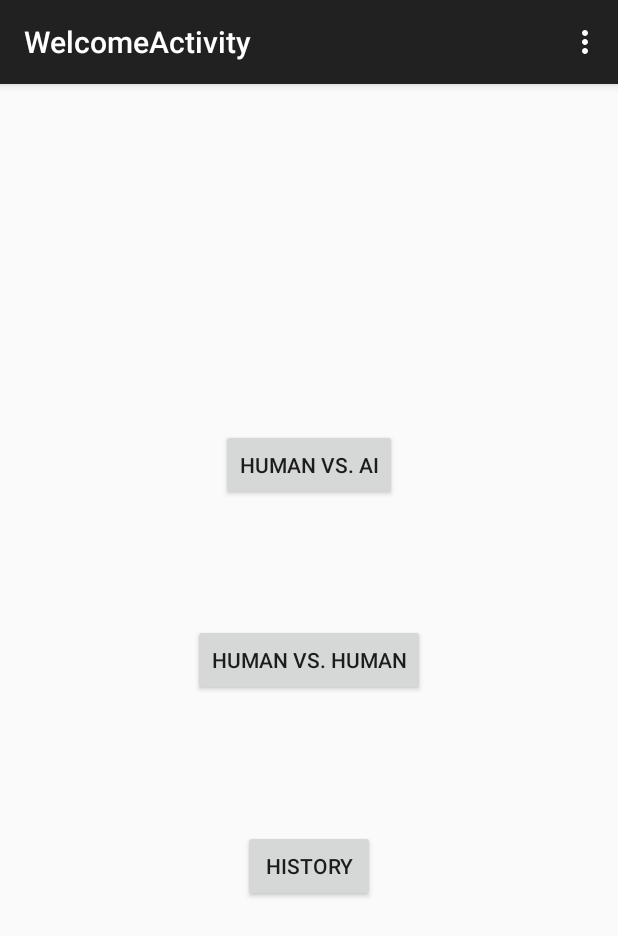
After one commit to fallflame/android-card-game-elimination, an Android app: the WelcomeActivity screen opened directly, with no data from a screen before it, on a phone screen of 412 x 824 dp. The commit adds this screen. Shown: the top 936 px of the screen. Run offline under Robolectric (Android 15) with nearby library versions, the phone set to English and light mode, and no system bars.

Commit message:
add the welcome activity

```diff
--- /dev/null
+++ b/app/src/main/java/com/example/fallflame/tp1/WelcomeActivity.java
@@ -0,0 +1,62 @@
+package com.example.fallflame.tp1;
+
+import android.content.Intent;
+import android.support.v7.app.ActionBarActivity;
+import android.os.Bundle;
+import android.view.Menu;
+import android.view.MenuItem;
+import android.view.View;
+import android.widget.Button;
+
+
+public class WelcomeActivity extends ActionBarActivity {
+
+
+    public final static String GAME_MODE = "com.example.fallflame.tp1.GAME_MODE";
+
+    @Override
+    protected void onCreate(Bundle savedInstanceState) {
+        super.onCreate(savedInstanceState);
+        setContentView(R.layout.activity_welcome);
+
+    }
+
+    @Override
+    public boolean onCreateOptionsMenu(Menu menu) {
+        // Inflate the menu; this adds items to the action bar if it is present.
+        getMenuInflater().inflate(R.menu.menu_welcome, menu);
+        return true;
+    }
+
+    @Override
+    public boolean onOptionsItemSelected(MenuItem item) {
+        // Handle action bar item clicks here. The action bar will
+        // automatically handle clicks on the Home/Up button, so long
+        // as you specify a parent activity in AndroidManifest.xml.
+        int id = item.getItemId();
+
+        //noinspection SimplifiableIfStatement
+        if (id == R.id.action_settings) {
+            return true;
+        }
+
+        return super.onOptionsItemSelected(item);
+    }
+
+    public void humanVsHumanButton(View view){
+        Intent intent = new Intent(this, GameControllerActivity.class);
+        intent.putExtra(GAME_MODE, "HumanVsHuman");
+        startActivity(intent);
+    }
+
+    public void humanVsAIButton(View view){
+        Intent intent = new Intent(this, GameControllerActivity.class);
+        intent.putExtra(GAME_MODE, "HumanVsAI");
+        startActivity(intent);
+    }
+
+    public void historyButton(View view){
+        Intent intent = new Intent(this, StatisticsActivity.class);
+        startActivity(intent);
+    }
+}
--- a/app/src/main/java/com/example/fallflame/tp1/model/AIPlayer.java
+++ b/app/src/main/java/com/example/fallflame/tp1/model/AIPlayer.java
@@ -10,6 +10,10 @@ import java.util.Random;
 public class AIPlayer extends Player implements Observer {
 
     private Card[] cards;
+
+    public AIPlayer(){
+        this.name = "AI";
+    }
 
     @Override
     public void setGame(Game _game) {
--- a/app/src/main/java/com/example/fallflame/tp1/model/Player.java
+++ b/app/src/main/java/com/example/fallflame/tp1/model/Player.java
@@ -7,6 +7,7 @@ public abstract class Player {
 
     protected int score = 0;
     protected Game game;
+    protected String name = "Anonymous Player";
 
     public void setGame(Game _game){
         this.game = _game;
@@ -22,4 +23,8 @@ public abstract class Player {
         return score;
     }
 
+    public String getName(){
+        return name;
+    }
+
 }
--- /dev/null
+++ b/app/src/main/res/layout/activity_welcome.xml
@@ -0,0 +1,38 @@
+<RelativeLayout xmlns:android="http://schemas.android.com/apk/res/android"
+    xmlns:tools="http://schemas.android.com/tools" android:layout_width="match_parent"
+    android:layout_height="match_parent" android:paddingLeft="@dimen/activity_horizontal_margin"
+    android:paddingRight="@dimen/activity_horizontal_margin"
+    android:paddingTop="@dimen/activity_vertical_margin"
+    android:paddingBottom="@dimen/activity_vertical_margin"
+    tools:context="com.example.fallflame.tp1.WelcomeActivity">
+
+    <Button
+        android:layout_width="wrap_content"
+        android:layout_height="wrap_content"
+        android:text="Human vs. AI"
+        android:id="@+id/humanVsAI"
+        android:layout_above="@+id/humanVsHuman"
+        android:layout_centerHorizontal="true"
+        android:layout_marginBottom="82dp"
+        android:onClick="humanVsAIButton"/>
+
+    <Button
+        android:layout_width="wrap_content"
+        android:layout_height="wrap_content"
+        android:text="HUMAN vs. HUMAN"
+        android:id="@+id/humanVsHuman"
+        android:layout_centerVertical="true"
+        android:layout_centerHorizontal="true"
+        android:onClick="humanVsHumanButton"/>
+
+    <Button
+        android:layout_width="wrap_content"
+        android:layout_height="wrap_content"
+        android:text="History"
+        android:id="@+id/history"
+        android:layout_below="@+id/humanVsHuman"
+        android:layout_centerHorizontal="true"
+        android:layout_marginTop="89dp"
+        android:onClick="historyButton"/>
+
+</RelativeLayout>
--- /dev/null
+++ b/app/src/main/res/menu/menu_welcome.xml
@@ -0,0 +1,7 @@
+<menu xmlns:android="http://schemas.android.com/apk/res/android"
+    xmlns:app="http://schemas.android.com/apk/res-auto"
+    xmlns:tools="http://schemas.android.com/tools"
+    tools:context="com.example.fallflame.tp1.WelcomeActivity">
+    <item android:id="@+id/action_settings" android:title="@string/action_settings"
+        android:orderInCategory="100" app:showAsAction="never" />
+</menu>
--- a/app/src/main/res/values/strings.xml
+++ b/app/src/main/res/values/strings.xml
@@ -7,5 +7,6 @@
     <string name="action_settings">Settings</string>
     <string name="title_activity_main">MainActivity</string>
     <string name="title_activity_statistics">StatisticsActivity</string>
+    <string name="title_activity_welcome">WelcomeActivity</string>
 
 </resources>
```
Also changed, not shown: app/src/main/AndroidManifest.xml (+9 -0 lines), app/src/main/java/com/example/fallflame/tp1/GameControllerActivity.java (+23 -8 lines), app/src/main/java/com/example/fallflame/tp1/model/Game.java (+4 -6 lines), app/src/main/java/com/example/fallflame/tp1/model/HumainPlayer.java (deleted, +0 -12 lines), app/src/main/java/com/example/fallflame/tp1/model/HumanPlayer.java (added, +20 -0 lines).
